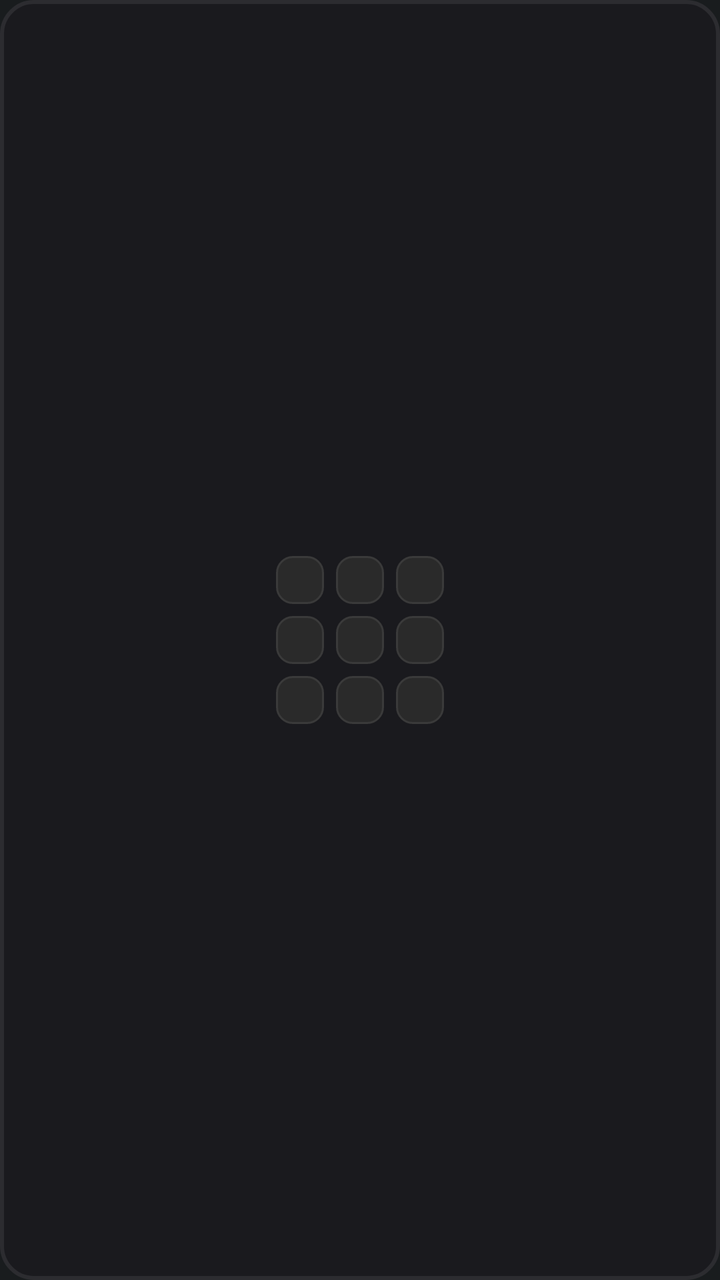
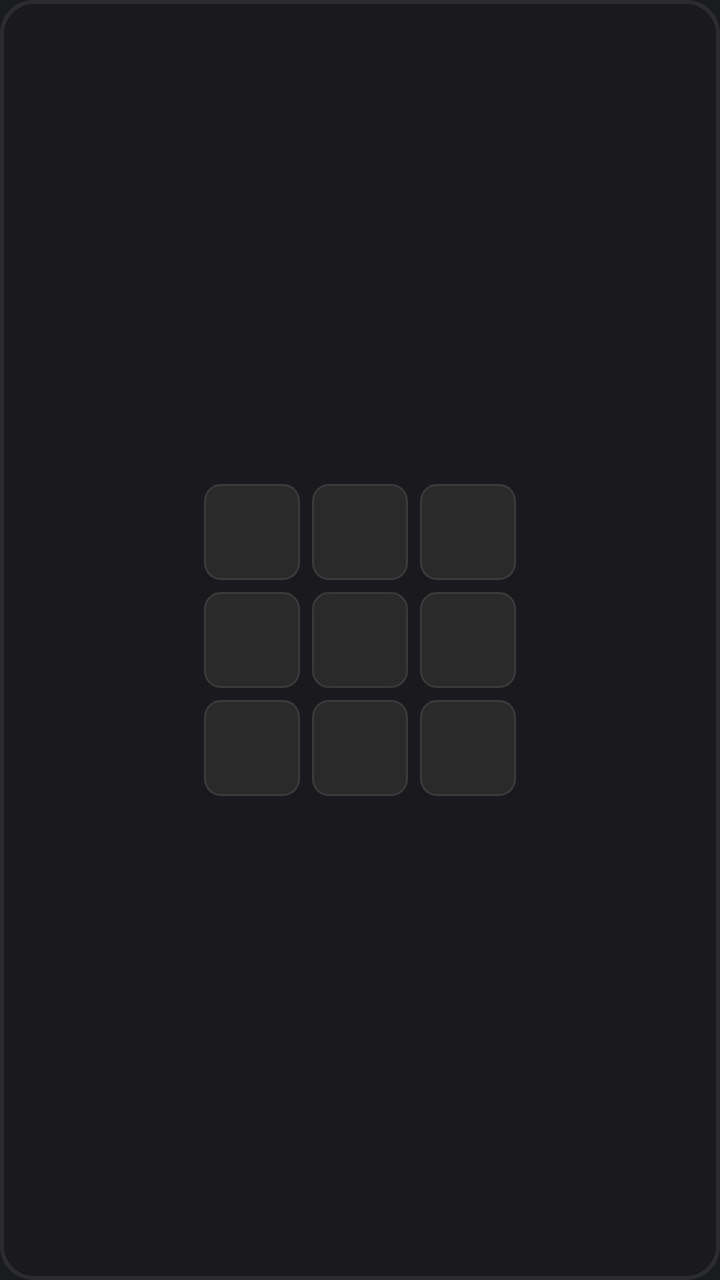

The first picture is an Android layout as it rendered before a commit; the second is the same layout after the commit. The layout source and the unified diff follow.
<!-- AndroidManifest.xml: application theme android:Theme.DeviceDefault -->
<!-- res/layout/remote_grid_3x3.xml -->
<?xml version="1.0" encoding="utf-8"?>
<LinearLayout xmlns:android="http://schemas.android.com/apk/res/android"
    android:id="@+id/widget_root"
    android:layout_width="match_parent"
    android:layout_height="match_parent"
    android:orientation="vertical"
    android:gravity="center"
    android:background="@drawable/remote_widget_bg"
    android:padding="4dp">

    <TextView
        android:id="@+id/txt_title"
        android:layout_width="match_parent"
        android:layout_height="wrap_content"
        android:text="TV Remote"
        android:textColor="#FFFFFF"
        android:textSize="10sp"
        android:gravity="center"
        android:maxLines="1"
        android:visibility="gone" />

    <TextView
        android:id="@+id/txt_status"
        android:layout_width="match_parent"
        android:layout_height="wrap_content"
        android:text=""
        android:textColor="#AAFFFFFF"
        android:textSize="9sp"
        android:gravity="center"
        android:maxLines="1"
        android:visibility="gone" />

        <LinearLayout
            android:layout_width="wrap_content"
            android:layout_height="wrap_content"
            android:layout_gravity="center_horizontal"
            android:orientation="horizontal">

            <ImageView
                android:id="@+id/cell_0_0"
                android:layout_width="24dp"
                android:layout_height="24dp"
                android:layout_margin="3dp"
                android:background="@drawable/remote_button_bg"
                android:padding="4dp"
                android:scaleType="fitCenter" />
            <ImageView
                android:id="@+id/cell_0_1"
                android:layout_width="24dp"
                android:layout_height="24dp"
                android:layout_margin="3dp"
                android:background="@drawable/remote_button_bg"
                android:padding="4dp"
                android:scaleType="fitCenter" />
            <ImageView
                android:id="@+id/cell_0_2"
                android:layout_width="24dp"
                android:layout_height="24dp"
                android:layout_margin="3dp"
                android:background="@drawable/remote_button_bg"
                android:padding="4dp"
                android:scaleType="fitCenter" />
        </LinearLayout>
        <LinearLayout
            android:layout_width="wrap_content"
            android:layout_height="wrap_content"
            android:layout_gravity="center_horizontal"
            android:orientation="horizontal">

            <ImageView
                android:id="@+id/cell_1_0"
                android:layout_width="24dp"
                android:layout_height="24dp"
                android:layout_margin="3dp"
                android:background="@drawable/remote_button_bg"
                android:padding="4dp"
                android:scaleType="fitCenter" />
            <ImageView
                android:id="@+id/cell_1_1"
                android:layout_width="24dp"
                android:layout_height="24dp"
                android:layout_margin="3dp"
                android:background="@drawable/remote_button_bg"
                android:padding="4dp"
                android:scaleType="fitCenter" />
            <ImageView
                android:id="@+id/cell_1_2"
                android:layout_width="24dp"
                android:layout_height="24dp"
                android:layout_margin="3dp"
                android:background="@drawable/remote_button_bg"
                android:padding="4dp"
                android:scaleType="fitCenter" />
        </LinearLayout>
        <LinearLayout
            android:layout_width="wrap_content"
            android:layout_height="wrap_content"
            android:layout_gravity="center_horizontal"
            android:orientation="horizontal">

            <ImageView
                android:id="@+id/cell_2_0"
                android:layout_width="24dp"
                android:layout_height="24dp"
                android:layout_margin="3dp"
                android:background="@drawable/remote_button_bg"
                android:padding="4dp"
                android:scaleType="fitCenter" />
            <ImageView
                android:id="@+id/cell_2_1"
                android:layout_width="24dp"
                android:layout_height="24dp"
                android:layout_margin="3dp"
                android:background="@drawable/remote_button_bg"
                android:padding="4dp"
                android:scaleType="fitCenter" />
            <ImageView
                android:id="@+id/cell_2_2"
                android:layout_width="24dp"
                android:layout_height="24dp"
                android:layout_margin="3dp"
                android:background="@drawable/remote_button_bg"
                android:padding="4dp"
                android:scaleType="fitCenter" />
        </LinearLayout>
</LinearLayout>
<!-- resources referenced by this layout -->
<resources>
  <!-- drawable remote_button_bg (drawable) -->
  <?xml version="1.0" encoding="utf-8"?>
  <selector xmlns:android="http://schemas.android.com/apk/res/android">
      <item android:state_pressed="true">
          <shape android:shape="rectangle">
              <solid android:color="#555555" />
              <corners android:radius="8dp" />
              <stroke android:width="1dp" android:color="#777777" />
          </shape>
      </item>
      <item>
          <shape android:shape="rectangle">
              <solid android:color="#2A2A2A" />
              <corners android:radius="8dp" />
              <stroke android:width="1dp" android:color="#3A3A3A" />
          </shape>
      </item>
  </selector>
  <!-- drawable remote_widget_bg (drawable) -->
  <?xml version="1.0" encoding="utf-8"?>
  <shape xmlns:android="http://schemas.android.com/apk/res/android"
      android:shape="rectangle">
      <solid android:color="#1A1A1E" />
      <corners android:radius="16dp" />
      <stroke android:width="2dp" android:color="#2C2C30" />
  </shape>
</resources>

<!-- the commit's change to res/layout/remote_grid_3x3.xml (unified diff, before → after) -->
@@ -38,24 +38,24 @@
 
             <ImageView
                 android:id="@+id/cell_0_0"
-                android:layout_width="24dp"
-                android:layout_height="24dp"
+                android:layout_width="48dp"
+                android:layout_height="48dp"
                 android:layout_margin="3dp"
                 android:background="@drawable/remote_button_bg"
                 android:padding="4dp"
                 android:scaleType="fitCenter" />
             <ImageView
                 android:id="@+id/cell_0_1"
-                android:layout_width="24dp"
-                android:layout_height="24dp"
+                android:layout_width="48dp"
+                android:layout_height="48dp"
                 android:layout_margin="3dp"
                 android:background="@drawable/remote_button_bg"
                 android:padding="4dp"
                 android:scaleType="fitCenter" />
             <ImageView
                 android:id="@+id/cell_0_2"
-                android:layout_width="24dp"
-                android:layout_height="24dp"
+                android:layout_width="48dp"
+                android:layout_height="48dp"
                 android:layout_margin="3dp"
                 android:background="@drawable/remote_button_bg"
                 android:padding="4dp"
@@ -69,24 +69,24 @@
 
             <ImageView
                 android:id="@+id/cell_1_0"
-                android:layout_width="24dp"
-                android:layout_height="24dp"
+                android:layout_width="48dp"
+                android:layout_height="48dp"
                 android:layout_margin="3dp"
                 android:background="@drawable/remote_button_bg"
                 android:padding="4dp"
                 android:scaleType="fitCenter" />
             <ImageView
                 android:id="@+id/cell_1_1"
-                android:layout_width="24dp"
-                android:layout_height="24dp"
+                android:layout_width="48dp"
+                android:layout_height="48dp"
                 android:layout_margin="3dp"
                 android:background="@drawable/remote_button_bg"
                 android:padding="4dp"
                 android:scaleType="fitCenter" />
             <ImageView
                 android:id="@+id/cell_1_2"
-                android:layout_width="24dp"
-                android:layout_height="24dp"
+                android:layout_width="48dp"
+                android:layout_height="48dp"
                 android:layout_margin="3dp"
                 android:background="@drawable/remote_button_bg"
                 android:padding="4dp"
@@ -100,24 +100,24 @@
 
             <ImageView
                 android:id="@+id/cell_2_0"
-                android:layout_width="24dp"
-                android:layout_height="24dp"
+                android:layout_width="48dp"
+                android:layout_height="48dp"
                 android:layout_margin="3dp"
                 android:background="@drawable/remote_button_bg"
                 android:padding="4dp"
                 android:scaleType="fitCenter" />
             <ImageView
                 android:id="@+id/cell_2_1"
-                android:layout_width="24dp"
-                android:layout_height="24dp"
+                android:layout_width="48dp"
+                android:layout_height="48dp"
                 android:layout_margin="3dp"
                 android:background="@drawable/remote_button_bg"
                 android:padding="4dp"
                 android:scaleType="fitCenter" />
             <ImageView
                 android:id="@+id/cell_2_2"
-                android:layout_width="24dp"
-                android:layout_height="24dp"
+                android:layout_width="48dp"
+                android:layout_height="48dp"
                 android:layout_margin="3dp"
                 android:background="@drawable/remote_button_bg"
                 android:padding="4dp"
